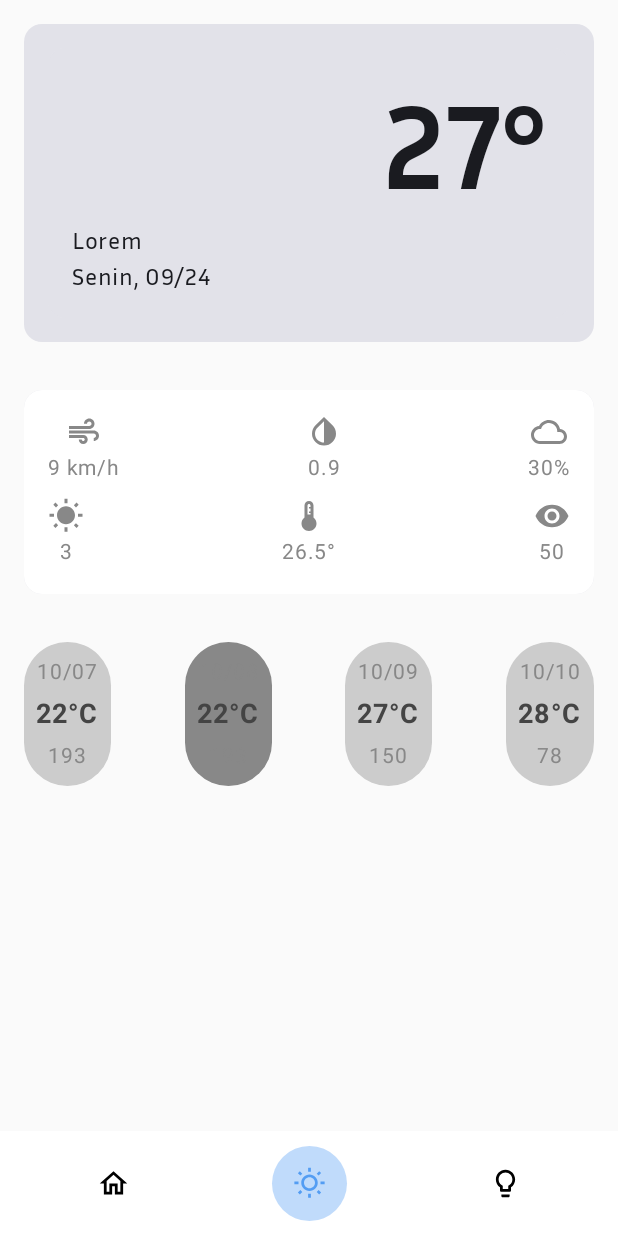
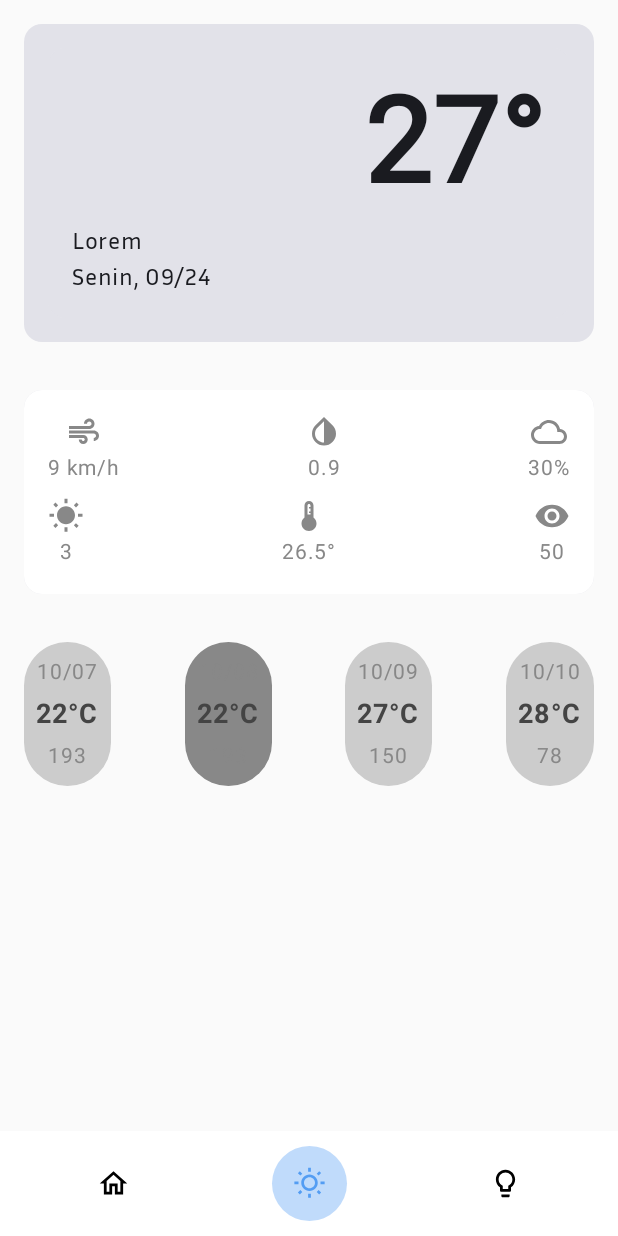
Before and after one commit to ahmadzakiakmal/EnviroLink, an Android app built with Jetpack Compose: the WeatherDetailScreen screen opened through its navigation route, on a phone screen of 412 x 824 dp. Run offline under Robolectric (Android 15) with nearby library versions, the phone set to English and light mode, and no system bars; Roboto replaces fonts that are not available here.

Commit message:
fix: wrong font family

```diff
--- a/app/src/main/java/com/example/envirolink/ui/pages/WeatherDetailScreen.kt
+++ b/app/src/main/java/com/example/envirolink/ui/pages/WeatherDetailScreen.kt
@@ -37,9 +37,10 @@ import androidx.navigation.NavController
 import com.example.envirolink.components.BottomNavBar
 import com.example.envirolink.ui.theme.EnviroLinkTheme
 import com.example.envirolink.ui.theme.InriaSansFamily
+import com.example.envirolink.ui.theme.InterFamily
 
 @Composable
-fun WeatherDetailScreen(navController: NavController){
+fun WeatherDetailScreen(navController: NavController) {
     EnviroLinkTheme {
         Box(
             modifier = Modifier.fillMaxSize()
@@ -84,7 +85,7 @@ fun WeatherDetailScreen(navController: NavController){
 }
 
 @Composable
-fun CurrentWeather(){
+fun CurrentWeather() {
     Card(
         modifier = Modifier
             .fillMaxWidth()
@@ -97,11 +98,16 @@ fun CurrentWeather(){
         ) {
             Box(
                 modifier = Modifier.fillMaxSize()
-            ){
-                Text(modifier = Modifier.height(100.dp).wrapContentHeight(Alignment.Top).align(
-                    Alignment.TopEnd),
+            ) {
+                Text(
+                    modifier = Modifier
+                        .height(100.dp)
+                        .wrapContentHeight(Alignment.Top)
+                        .align(
+                            Alignment.TopEnd
+                        ),
                     text = "27°",
-                    fontFamily = InriaSansFamily,
+                    fontFamily = InterFamily,
                     fontWeight = FontWeight.Bold,
                     fontSize = 10.em
                 )
```
